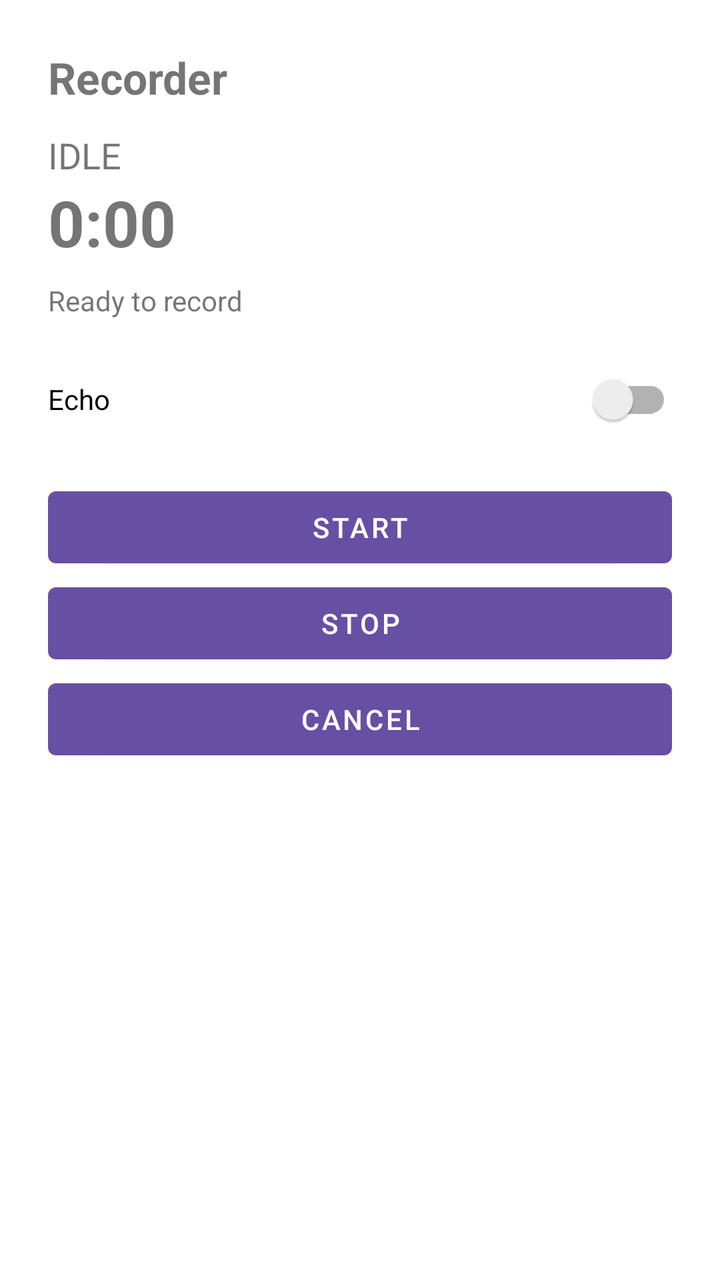
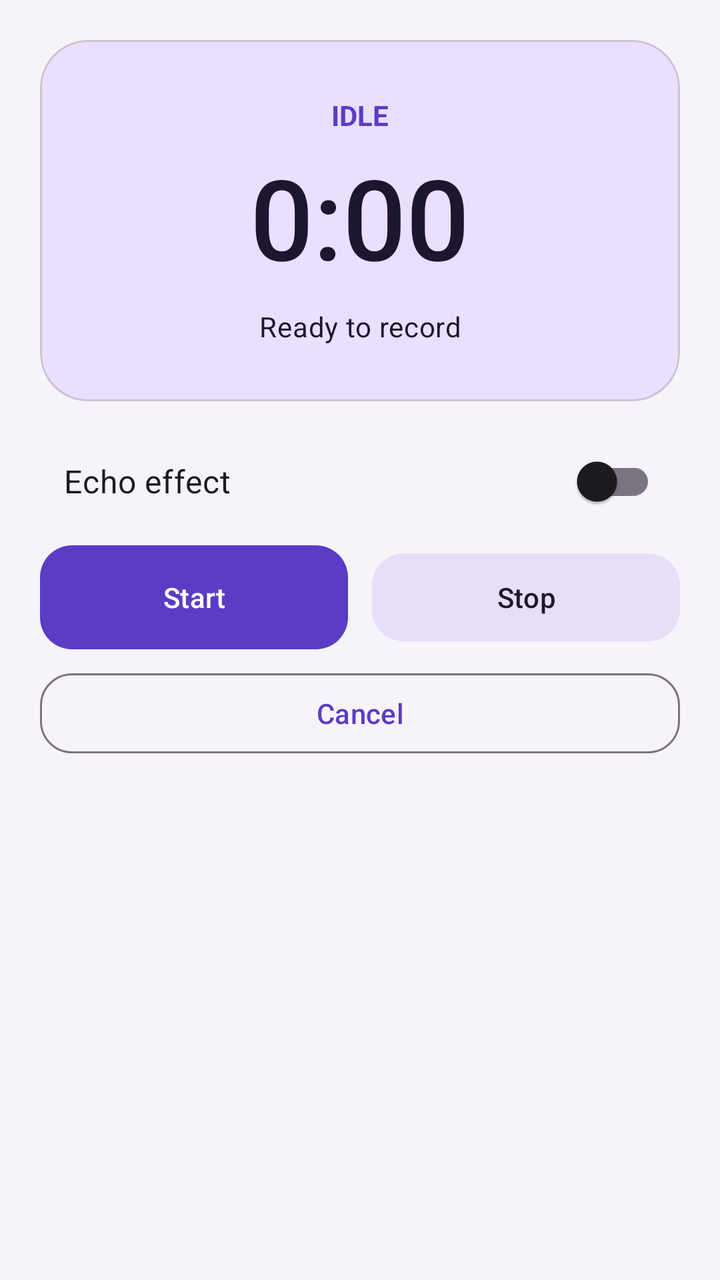

An Android layout rendered at two revisions. The XML below is the earlier revision; the diff shows what the commit changed to produce the second picture.
<!-- AndroidManifest.xml: application theme Theme.RoxStar -->
<!-- res/layout/fragment_recorder.xml -->
<?xml version="1.0" encoding="utf-8"?>
<ScrollView xmlns:android="http://schemas.android.com/apk/res/android"
    android:layout_width="match_parent"
    android:layout_height="match_parent">

    <LinearLayout
        android:layout_width="match_parent"
        android:layout_height="wrap_content"
        android:orientation="vertical"
        android:padding="24dp">

        <TextView
            android:layout_width="match_parent"
            android:layout_height="wrap_content"
            android:text="Recorder"
            android:textSize="22sp"
            android:textStyle="bold" />

        <TextView
            android:id="@+id/state"
            android:layout_width="match_parent"
            android:layout_height="wrap_content"
            android:layout_marginTop="12dp"
            android:text="IDLE"
            android:textSize="18sp" />

        <TextView
            android:id="@+id/timer"
            android:layout_width="match_parent"
            android:layout_height="wrap_content"
            android:text="0:00"
            android:textSize="32sp"
            android:textStyle="bold" />

        <TextView
            android:id="@+id/status"
            android:layout_width="match_parent"
            android:layout_height="wrap_content"
            android:layout_marginTop="8dp"
            android:text="Ready to record" />

        <androidx.appcompat.widget.SwitchCompat
            android:id="@+id/echoSwitch"
            android:layout_width="match_parent"
            android:layout_height="wrap_content"
            android:layout_marginTop="16dp"
            android:text="Echo" />

        <Button
            android:id="@+id/start"
            android:layout_width="match_parent"
            android:layout_height="wrap_content"
            android:layout_marginTop="16dp"
            android:text="Start" />

        <Button
            android:id="@+id/stop"
            android:layout_width="match_parent"
            android:layout_height="wrap_content"
            android:text="Stop" />

        <Button
            android:id="@+id/cancel"
            android:layout_width="match_parent"
            android:layout_height="wrap_content"
            android:text="Cancel" />

        <LinearLayout
            android:id="@+id/savePanel"
            android:layout_width="match_parent"
            android:layout_height="wrap_content"
            android:layout_marginTop="16dp"
            android:orientation="vertical"
            android:visibility="gone">

            <EditText
                android:id="@+id/draftName"
                android:layout_width="match_parent"
                android:layout_height="wrap_content"
                android:hint="Draft name"
                android:inputType="text"
                android:maxLength="160" />

            <Button
                android:id="@+id/saveDraft"
                android:layout_width="match_parent"
                android:layout_height="wrap_content"
                android:text="Save Draft" />
        </LinearLayout>
    </LinearLayout>
</ScrollView>
<!-- resources referenced by this layout -->
<resources>
  <style name="Theme.RoxStar" parent="Theme.MaterialComponents.Light.NoActionBar">
          <item name="colorPrimary">@color/purple_700</item>
          <item name="android:statusBarColor">@color/purple_700</item>
      </style>
  <color name="purple_700">#6750A4</color>
</resources>

<!-- the commit's change to res/layout/fragment_recorder.xml (unified diff, before → after) -->
@@ -1,91 +1,131 @@
 <?xml version="1.0" encoding="utf-8"?>
 <ScrollView xmlns:android="http://schemas.android.com/apk/res/android"
+    xmlns:app="http://schemas.android.com/apk/res-auto"
     android:layout_width="match_parent"
-    android:layout_height="match_parent">
+    android:layout_height="match_parent"
+    android:background="@color/md_surface"
+    android:fillViewport="true">
 
     <LinearLayout
         android:layout_width="match_parent"
         android:layout_height="wrap_content"
         android:orientation="vertical"
-        android:padding="24dp">
+        android:padding="20dp">
 
-        <TextView
+        <com.google.android.material.card.MaterialCardView
             android:layout_width="match_parent"
             android:layout_height="wrap_content"
-            android:text="Recorder"
-            android:textSize="22sp"
-            android:textStyle="bold" />
+            app:cardBackgroundColor="@color/md_primary_container"
+            app:cardCornerRadius="24dp"
+            app:cardElevation="0dp">
 
-        <TextView
-            android:id="@+id/state"
-            android:layout_width="match_parent"
-            android:layout_height="wrap_content"
-            android:layout_marginTop="12dp"
-            android:text="IDLE"
-            android:textSize="18sp" />
+            <LinearLayout
+                android:layout_width="match_parent"
+                android:layout_height="wrap_content"
+                android:gravity="center"
+                android:orientation="vertical"
+                android:padding="28dp">
 
-        <TextView
-            android:id="@+id/timer"
-            android:layout_width="match_parent"
-            android:layout_height="wrap_content"
-            android:text="0:00"
-            android:textSize="32sp"
-            android:textStyle="bold" />
+                <TextView
+                    android:id="@+id/state"
+                    android:layout_width="wrap_content"
+                    android:layout_height="wrap_content"
+                    android:text="IDLE"
+                    android:textAllCaps="true"
+                    android:textColor="@color/md_primary"
+                    android:textStyle="bold" />
 
-        <TextView
-            android:id="@+id/status"
-            android:layout_width="match_parent"
-            android:layout_height="wrap_content"
-            android:layout_marginTop="8dp"
-            android:text="Ready to record" />
+                <TextView
+                    android:id="@+id/timer"
+                    android:layout_width="wrap_content"
+                    android:layout_height="wrap_content"
+                    android:layout_marginTop="4dp"
+                    android:fontFamily="sans-serif-medium"
+                    android:text="0:00"
+                    android:textColor="@color/md_text"
+                    android:textSize="56sp" />
+
+                <TextView
+                    android:id="@+id/status"
+                    android:layout_width="wrap_content"
+                    android:layout_height="wrap_content"
+                    android:layout_marginTop="8dp"
+                    android:gravity="center"
+                    android:text="Ready to record"
+                    android:textAppearance="@style/TextAppearance.RoxStar.Muted" />
+            </LinearLayout>
+        </com.google.android.material.card.MaterialCardView>
 
         <androidx.appcompat.widget.SwitchCompat
             android:id="@+id/echoSwitch"
             android:layout_width="match_parent"
             android:layout_height="wrap_content"
             android:layout_marginTop="16dp"
-            android:text="Echo" />
+            android:padding="12dp"
+            android:text="Echo effect"
+            android:textSize="16sp" />
 
-        <Button
-            android:id="@+id/start"
+        <LinearLayout
             android:layout_width="match_parent"
             android:layout_height="wrap_content"
-            android:layout_marginTop="16dp"
-            android:text="Start" />
+            android:layout_marginTop="8dp"
+            android:orientation="horizontal">
 
-        <Button
-            android:id="@+id/stop"
+            <com.google.android.material.button.MaterialButton
+                android:id="@+id/start"
+                android:layout_width="0dp"
+                android:layout_height="wrap_content"
+                android:layout_marginEnd="6dp"
+                android:layout_weight="1"
+                android:text="Start" />
+
+            <com.google.android.material.button.MaterialButton
+                android:id="@+id/stop"
+                style="@style/Widget.RoxStar.Button.Tonal"
+                android:layout_width="0dp"
+                android:layout_height="wrap_content"
+                android:layout_marginStart="6dp"
+                android:layout_weight="1"
+                android:text="Stop" />
+        </LinearLayout>
+
+        <com.google.android.material.button.MaterialButton
+            android:id="@+id/cancel"
+            style="@style/Widget.RoxStar.Button.Outlined"
             android:layout_width="match_parent"
             android:layout_height="wrap_content"
-            android:text="Stop" />
-
-        <Button
-            android:id="@+id/cancel"
-            android:layout_width="match_parent"
-            android:layout_height="wrap_content"
+            android:layout_marginTop="8dp"
             android:text="Cancel" />
 
         <LinearLayout
             android:id="@+id/savePanel"
             android:layout_width="match_parent"
             android:layout_height="wrap_content"
-            android:layout_marginTop="16dp"
+            android:layout_marginTop="20dp"
             android:orientation="vertical"
             android:visibility="gone">
 
-            <EditText
-                android:id="@+id/draftName"
+            <com.google.android.material.textfield.TextInputLayout
                 android:layout_width="match_parent"
                 android:layout_height="wrap_content"
                 android:hint="Draft name"
-                android:inputType="text"
-                android:maxLength="160" />
+                style="@style/Widget.Material3.TextInputLayout.OutlinedBox">
 
-            <Button
+                <com.google.android.material.textfield.TextInputEditText
+                    android:id="@+id/draftName"
+                    android:layout_width="match_parent"
+                    android:layout_height="wrap_content"
+                    android:imeOptions="actionDone"
+                    android:inputType="text"
+                    android:maxLength="160" />
+            </com.google.android.material.textfield.TextInputLayout>
+
+            <com.google.android.material.button.MaterialButton
                 android:id="@+id/saveDraft"
                 android:layout_width="match_parent"
                 android:layout_height="wrap_content"
-                android:text="Save Draft" />
+                android:layout_marginTop="8dp"
+                android:text="Save draft" />
         </LinearLayout>
     </LinearLayout>
 </ScrollView>
<!-- resource entries referenced after the edit -->
@@ -1,9 +1,41 @@
 <!-- resources referenced by this layout -->
 <resources>
-  <style name="Theme.RoxStar" parent="Theme.MaterialComponents.Light.NoActionBar">
-          <item name="colorPrimary">@color/purple_700</item>
-          <item name="android:statusBarColor">@color/purple_700</item>
+  <color name="md_primary">#5B3CC4</color>
+  <color name="md_primary_container">#E9DFFF</color>
+  <color name="md_surface">#F6F3FB</color>
+  <color name="md_text">#1C1630</color>
+  <style name="TextAppearance.RoxStar.Muted" parent="TextAppearance.Material3.BodyMedium">
+          <item name="android:textColor">@color/md_muted</item>
       </style>
-  <color name="purple_700">#6750A4</color>
+  <style name="Widget.RoxStar.Button.Outlined" parent="Widget.Material3.Button.OutlinedButton">
+          <item name="android:textAllCaps">false</item>
+          <item name="android:minHeight">48dp</item>
+          <item name="cornerRadius">16dp</item>
+      </style>
+  <style name="Widget.RoxStar.Button.Tonal" parent="Widget.Material3.Button.TonalButton">
+          <item name="android:textAllCaps">false</item>
+          <item name="android:minHeight">52dp</item>
+          <item name="cornerRadius">16dp</item>
+      </style>
+  <style name="Theme.RoxStar" parent="Theme.Material3.Light.NoActionBar">
+          <item name="colorPrimary">@color/md_primary</item>
+          <item name="colorOnPrimary">@color/md_on_primary</item>
+          <item name="colorPrimaryContainer">@color/md_primary_container</item>
+          <item name="colorOnPrimaryContainer">@color/md_text</item>
+          <item name="android:statusBarColor">@color/md_primary</item>
+          <item name="android:navigationBarColor">@color/md_surface</item>
+          <item name="android:windowBackground">@color/md_surface</item>
+          <item name="android:textColor">@color/md_text</item>
+          <item name="materialButtonStyle">@style/Widget.RoxStar.Button</item>
+      </style>
+  <color name="md_muted">#6B6280</color>
+  <color name="md_on_primary">#FFFFFF</color>
+  <style name="Widget.RoxStar.Button" parent="Widget.Material3.Button">
+          <item name="android:textAllCaps">false</item>
+          <item name="android:insetTop">0dp</item>
+          <item name="android:insetBottom">0dp</item>
+          <item name="android:minHeight">52dp</item>
+          <item name="cornerRadius">16dp</item>
+      </style>
 </resources>
 
